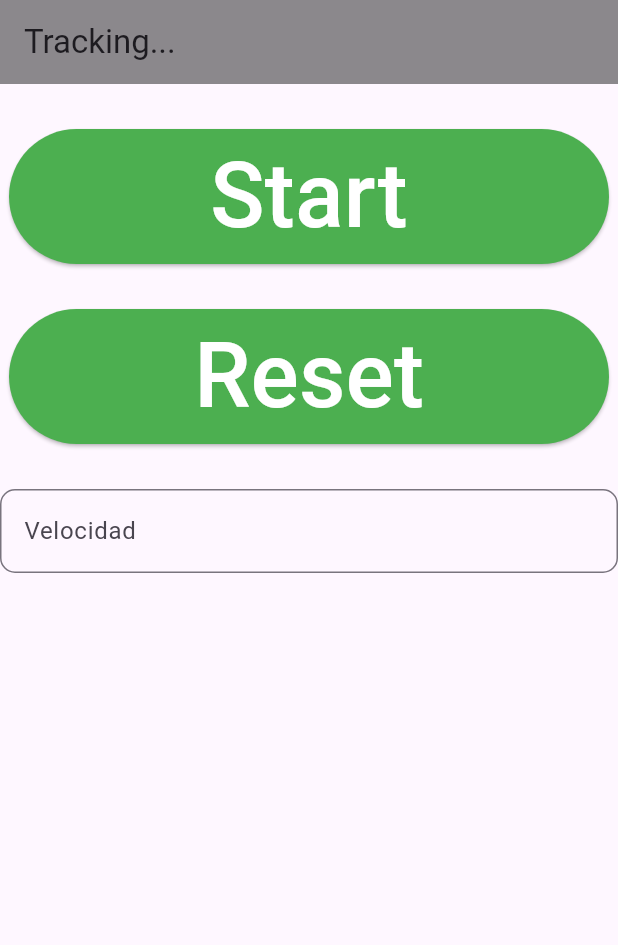
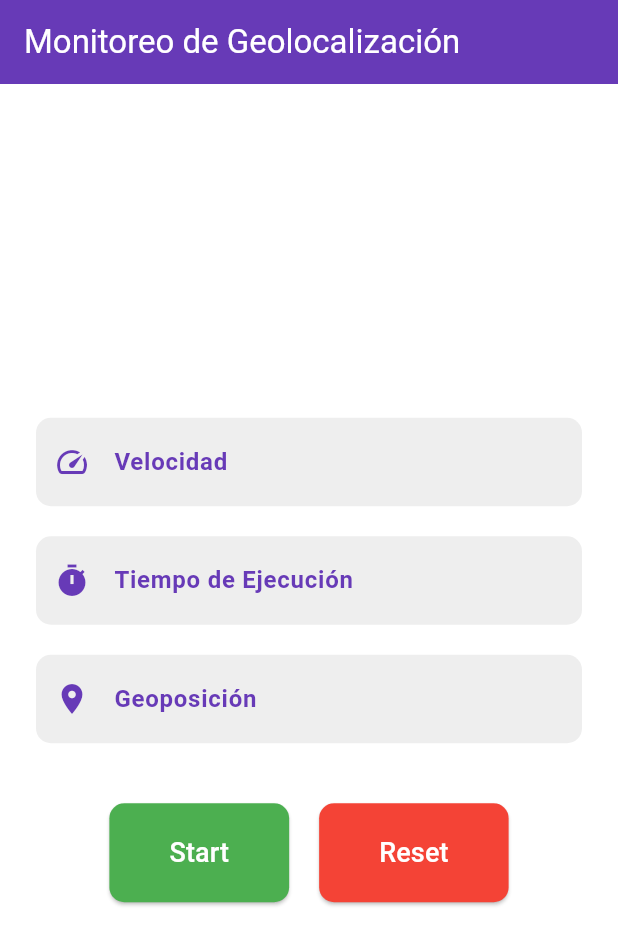
Before and after one commit to Leonardov7/Traking_movil, a Flutter app: the screen it shows after launch, on a phone screen of 412 x 824 dp. Shown: the top 945 px of the screen. Run offline on Flutter 3.47's test engine with Material 3 defaults, Android fonts, the light colour scheme and no system bars; our stand-ins replace cloud_firestore, firebase_core, geolocator; accounts and stored records are empty.

Commit message:
se agregan cambios finales, nuevos textos, labeles y anvio de datos a firestore.

```diff
--- a/lib/main.dart
+++ b/lib/main.dart
@@ -1,6 +1,7 @@
 import 'package:cloud_firestore/cloud_firestore.dart';
 import 'package:firebase_core/firebase_core.dart';
 import 'package:flutter/material.dart';
+import 'dart:async'; // Importación del Timer
 import 'firebase_options.dart';
 import 'package:geolocator/geolocator.dart';
 import 'package:trackingmovil/Modelo/DataCapture.dart';
@@ -16,7 +17,23 @@ void main() async {
 class MyApp extends StatelessWidget {
   @override
   Widget build(BuildContext context) {
-    return MaterialApp(debugShowCheckedModeBanner: false, home: Home());
+    return MaterialApp(
+      debugShowCheckedModeBanner: false,
+      home: Home(),
+      theme: ThemeData(
+        primaryColor: Colors.deepPurple,
+        colorScheme: ColorScheme.fromSwatch().copyWith(
+          secondary: Colors.deepPurpleAccent,
+        ),
+        buttonTheme: ButtonThemeData(
+          buttonColor: Colors.deepPurple,
+          textTheme: ButtonTextTheme.primary,
+        ),
+        textTheme: TextTheme(
+          bodyText1: TextStyle(fontSize: 16, color: Colors.grey[800]),
+        ),
+      ),
+    );
   }
 }
 
@@ -26,70 +43,141 @@ class Home extends StatefulWidget {
 }
 
 class HomeStart extends State<Home> {
-  late Position position;
   DataCapture datos = DataCapture();
   final firebase = FirebaseFirestore.instance;
-  TextEditingController velocidad=TextEditingController();
+  TextEditingController velocidad = TextEditingController();
+  TextEditingController hora = TextEditingController();
+  TextEditingController geoposicion = TextEditingController();
+
+  Timer? _timer;
+  int _secondsElapsed = 0;
+
+  @override
+  void initState() {
+    super.initState();
+
+    // Inicia el seguimiento de la velocidad y actualiza el controlador de texto
+    datos.startSpeedTracking((newSpeed) {
+      setState(() {
+        velocidad.text = newSpeed.toString();
+      });
+    });
+  }
+
+  void startSavingData() {
+    _timer = Timer.periodic(Duration(seconds: 1), (timer) async {
+      // Incrementa el contador de segundos
+      _secondsElapsed++;
+
+      // Convierte los segundos a formato hh:mm:ss
+      final hours = _secondsElapsed ~/ 3600;
+      final minutes = (_secondsElapsed % 3600) ~/ 60;
+      final seconds = _secondsElapsed % 60;
+      hora.text = "${hours.toString().padLeft(2, '0')}:${minutes.toString().padLeft(2, '0')}:${seconds.toString().padLeft(2, '0')}";
+
+      // Obtiene la ubicación
+      var posicionActual = await datos.determinePosition();
+      var local = "${posicionActual.latitude}, ${posicionActual.longitude}";
+      geoposicion.text = local;
+
+      // Captura la velocidad actual
+      double velocidadActual = double.tryParse(velocidad.text) ?? 0.0;
+
+      // Guarda en la base de datos
+      datos.insertarDatos(local, velocidadActual, hora.text);
+
+      print("Datos guardados: Localización=$local, Velocidad=$velocidadActual, Hora=${hora.text}");
+    });
+  }
+
+  void stopSavingData() {
+    if (_timer != null) {
+      _timer!.cancel();
+      _timer = null;
+      _secondsElapsed = 0; // Reinicia el contador de tiempo
+      hora.text = "00:00:00"; // Reinicia el campo de hora
+      print("Detenido el guardado de datos.");
+    }
+  }
 
   @override
   Widget build(BuildContext context) {
-    return MaterialApp(
-      title: 'Traking Movile',
-      home: Scaffold(
+    return Scaffold(
       appBar: AppBar(
-          title: Text('Tracking...'),
-          backgroundColor: Colors.black45,
+        title: Text('Monitoreo de Geolocalización', style: TextStyle(color: Colors.white)),
+        backgroundColor: Colors.deepPurple,
+        elevation: 0,
       ),
-        body: SingleChildScrollView(
-          child: Center(
+      body: Padding(
+        padding: const EdgeInsets.symmetric(horizontal: 24.0),
         child: Column(
+          mainAxisAlignment: MainAxisAlignment.center,
           children: [
-              Padding(
-                  padding: EdgeInsets.only(top: 30),
-                  child: ElevatedButton(
+            // Campo de Velocidad
+            _buildTextField("Velocidad", velocidad, Icons.speed),
+            SizedBox(height: 20),
+
+            // Campo de Tiempo de Ejecución
+            _buildTextField("Tiempo de Ejecución", hora, Icons.timer),
+            SizedBox(height: 20),
+
+            // Campo de Geoposición
+            _buildTextField("Geoposición", geoposicion, Icons.location_on),
+            SizedBox(height: 40),
+
+            // Botón Start
+            Row(
+              mainAxisAlignment: MainAxisAlignment.center,
+              children: [
+                ElevatedButton(
+                  onPressed: startSavingData,
                   style: ElevatedButton.styleFrom(
+                    padding: EdgeInsets.symmetric(horizontal: 40, vertical: 20),
                     backgroundColor: Colors.green,
-                          minimumSize: Size(400, 90)),
-                      onPressed: () async {
-                        velocidad.text= await datos.speed().toString();
-                        var local =
-                            (await datos.determinePosition()).toString();
-                      },
-                      child: Text(
-                        'Start',
-                        style: TextStyle(color: Colors.white, fontSize: 60),
-                      ))),
-              Padding(
-                padding: EdgeInsets.only(top: 30),
-                child: ElevatedButton(
-                  style: ElevatedButton.styleFrom(
-                      backgroundColor: Colors.green,
-                      minimumSize: Size(400, 90)),
-                  onPressed: () {
-                    print('esto es una prueba de interrución');
-                  },
-                  child: Text(
-                    'Reset',
-                    style: TextStyle(color: Colors.white, fontSize: 60),
+                    foregroundColor: Colors.white, // Color del texto en blanco
+                    shape: RoundedRectangleBorder(
+                      borderRadius: BorderRadius.circular(10.0),
                     ),
                   ),
+                  child: Text("Start", style: TextStyle(fontSize: 18)),
                 ),
-              Padding(padding: EdgeInsets.only(top: 30),
-              child: TextField(
-                controller: velocidad,
-                style: TextStyle(color: Colors.grey),
+                SizedBox(width: 20),
+
+                // Botón Reset
+                ElevatedButton(
+                  onPressed: stopSavingData,
+                  style: ElevatedButton.styleFrom(
+                    padding: EdgeInsets.symmetric(horizontal: 40, vertical: 20),
+                    backgroundColor: Colors.red,
+                    foregroundColor: Colors.white, // Color del texto en blanco
+                    shape: RoundedRectangleBorder(
+                      borderRadius: BorderRadius.circular(10.0),
+                    ),
+                  ),
+                  child: Text("Reset", style: TextStyle(fontSize: 18)),
+                ),
+              ],
+            ),
+          ],
+        ),
+      ),
+    );
+  }
+
+  Widget _buildTextField(String label, TextEditingController controller, IconData icon) {
+    return TextField(
+      controller: controller,
+      readOnly: true,
+      style: TextStyle(color: Colors.black, fontSize: 18),
       decoration: InputDecoration(
-                  fillColor: Colors.black,
+        labelText: label,
+        labelStyle: TextStyle(color: Colors.deepPurple, fontWeight: FontWeight.bold),
+        prefixIcon: Icon(icon, color: Colors.deepPurple),
+        filled: true,
+        fillColor: Colors.grey[200],
         border: OutlineInputBorder(
           borderRadius: BorderRadius.circular(10),
-                    ),
-                  labelText: 'Velocidad'
-
-                ),
-              ),
-              ),
-            ],
-          )),
+          borderSide: BorderSide.none,
         ),
       ),
     );
```
Also changed, not shown: lib/Modelo/DataCapture.dart (+20 -29 lines). Lines whose indentation alone changed are shown as unchanged.
